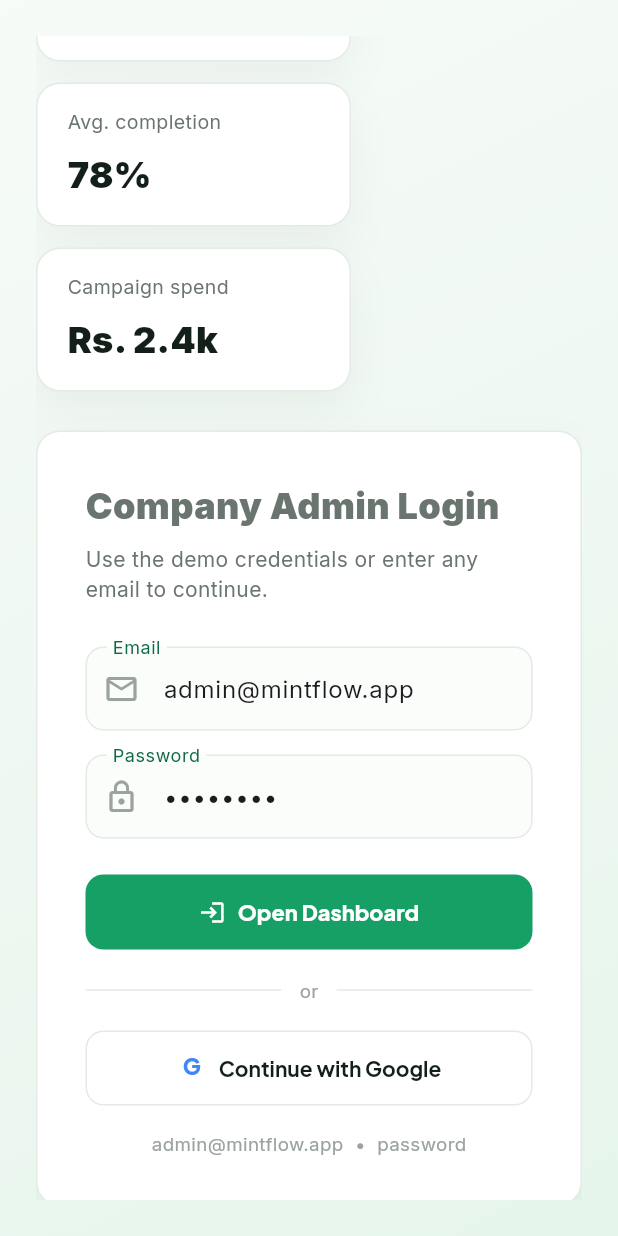
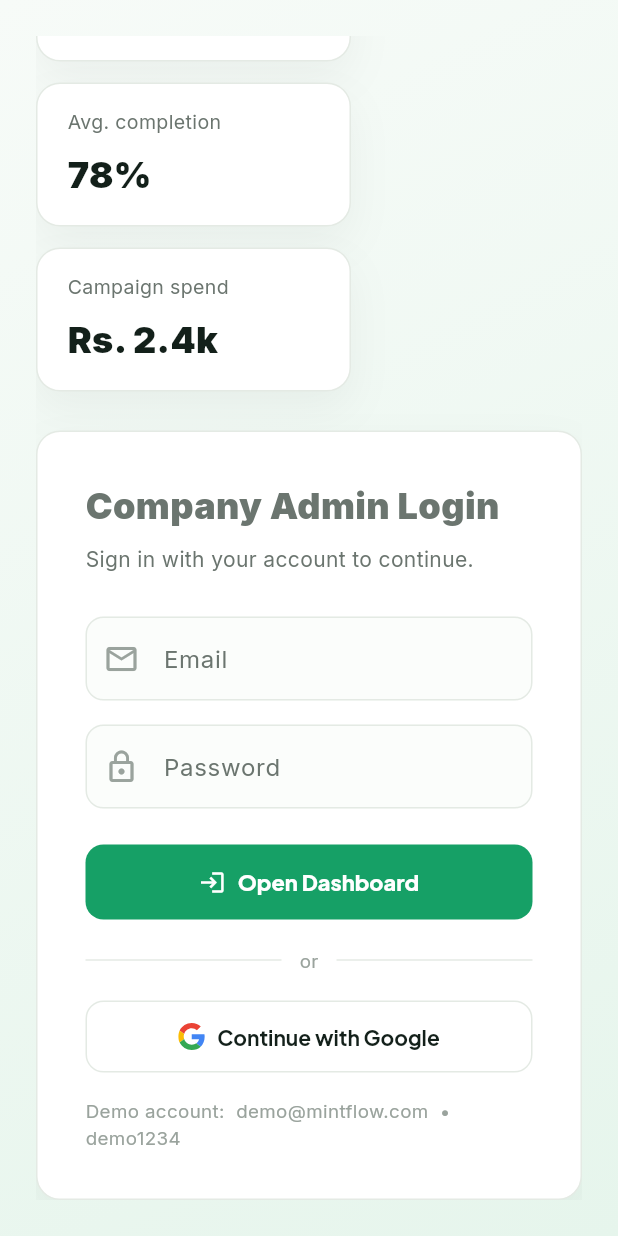
Before and after one commit to OmkarPujeri/MintFlow, a Flutter app: the screen it shows after launch, scrolled down 434 dp, on a phone screen of 412 x 824 dp. Run offline on Flutter 3.47's test engine with Material 3 defaults, Android fonts, the phone set to English and light mode, and no system bars; drawn by our look-alikes of flutter_animate; our stand-ins replace fl_chart, flutter_svg, google_fonts, youtube_player_iframe; missing offline and left inert: dart:html.

Commit message:
fix(auth): handle login errors, add demo hints, real Google icon; add SETUP.md

```diff
--- a/lib/pages/login_page.dart
+++ b/lib/pages/login_page.dart
@@ -2,6 +2,7 @@ import 'package:flutter/material.dart';
 import 'package:flutter_animate/flutter_animate.dart';
 import 'package:flutter_svg/flutter_svg.dart';
 
+import '../repositories/api_client.dart';
 import '../theme.dart';
 import '../widgets/section_card.dart';
 
@@ -20,8 +21,8 @@ class LoginPage extends StatefulWidget {
 }
 
 class _LoginPageState extends State<LoginPage> {
-  final _emailController = TextEditingController(text: 'admin@mintflow.app');
-  final _passwordController = TextEditingController(text: 'password');
+  final _emailController = TextEditingController();
+  final _passwordController = TextEditingController();
   bool _loading = false;
   bool _googleLoading = false;
 
@@ -32,16 +33,62 @@ class _LoginPageState extends State<LoginPage> {
     super.dispose();
   }
 
+  void _showError(String message) {
+    if (!mounted) return;
+    ScaffoldMessenger.of(context)
+      ..hideCurrentSnackBar()
+      ..showSnackBar(
+        SnackBar(
+          content: Text(message),
+          backgroundColor: AppColors.ink,
+          behavior: SnackBarBehavior.floating,
+        ),
+      );
+  }
+
+  /// Turn a raw error into a clear, production-style message.
+  String _friendlyAuthError(Object error) {
+    if (error is ApiException) {
+      if (error.statusCode == 401) {
+        return 'No account found with those credentials. '
+            'Check your email and password, or register first.';
+      }
+      if (error.statusCode == 429) {
+        return 'Too many attempts. Please wait a minute and try again.';
+      }
+      if (error.statusCode >= 500) {
+        return 'Server error. Please try again in a moment.';
+      }
+    }
+    return 'Could not sign in. Check your connection and try again.';
+  }
+
   Future<void> _submit() async {
+    final email = _emailController.text.trim();
+    final password = _passwordController.text;
+    if (email.isEmpty || password.isEmpty) {
+      _showError('Enter your email and password to continue.');
+      return;
+    }
     setState(() => _loading = true);
-    await widget.onLogin(_emailController.text, _passwordController.text);
-    if (mounted) setState(() => _loading = false);
+    try {
+      await widget.onLogin(email, password);
+    } catch (error) {
+      _showError(_friendlyAuthError(error));
+    } finally {
+      if (mounted) setState(() => _loading = false);
+    }
   }
 
   Future<void> _google() async {
     setState(() => _googleLoading = true);
-    await widget.onGoogleLogin();
-    if (mounted) setState(() => _googleLoading = false);
+    try {
+      await widget.onGoogleLogin();
+    } catch (error) {
+      _showError(_friendlyAuthError(error));
+    } finally {
+      if (mounted) setState(() => _googleLoading = false);
+    }
   }
 
   @override
@@ -207,29 +254,16 @@ class _HeroStat extends StatelessWidget {
   }
 }
 
-/// A lightweight Google "G" mark drawn with the brand colours (no asset).
+/// The official multi-colour Google "G" mark.
 class _GoogleGlyph extends StatelessWidget {
   const _GoogleGlyph();
 
   @override
   Widget build(BuildContext context) {
-    return Container(
-      width: 20,
-      height: 20,
-      alignment: Alignment.center,
-      decoration: BoxDecoration(
-        color: Colors.white,
-        borderRadius: BorderRadius.circular(4),
-      ),
-      child: const Text(
-        'G',
-        style: TextStyle(
-          fontWeight: FontWeight.w900,
-          fontSize: 15,
-          color: Color(0xFF4285F4),
-          height: 1.0,
-        ),
-      ),
+    return SvgPicture.asset(
+      'assets/google_logo.svg',
+      width: 18,
+      height: 18,
     );
   }
 }
@@ -265,14 +299,16 @@ class _LoginCard extends StatelessWidget {
           ),
           const SizedBox(height: 8),
           const Text(
-            'Use the demo credentials or enter any email to continue.',
+            'Sign in with your account to continue.',
             style: TextStyle(color: AppColors.muted),
           ),
           const SizedBox(height: 28),
           TextField(
             controller: emailController,
+            keyboardType: TextInputType.emailAddress,
             decoration: const InputDecoration(
               labelText: 'Email',
+              hintText: 'demo@mintflow.com',
               prefixIcon: Icon(Icons.mail_outline),
             ),
           ),
@@ -283,6 +319,7 @@ class _LoginCard extends StatelessWidget {
             onSubmitted: (_) => loading ? null : onSubmit(),
             decoration: const InputDecoration(
               labelText: 'Password',
+              hintText: 'demo1234',
               prefixIcon: Icon(Icons.lock_outline),
             ),
           ),
@@ -341,7 +378,7 @@ class _LoginCard extends StatelessWidget {
           const SizedBox(height: 16),
           const Center(
             child: Text(
-              'admin@mintflow.app  •  password',
+              'Demo account:  demo@mintflow.com  •  demo1234',
               style: TextStyle(color: AppColors.faint, fontSize: 12.5),
             ),
           ),
--- a/pubspec.yaml
+++ b/pubspec.yaml
@@ -24,3 +24,4 @@ flutter:
   uses-material-design: true
   assets:
     - assets/brand_logo.svg
+    - assets/google_logo.svg
```
Also changed, not shown: assets/google_logo.svg (added), 1 other file.
